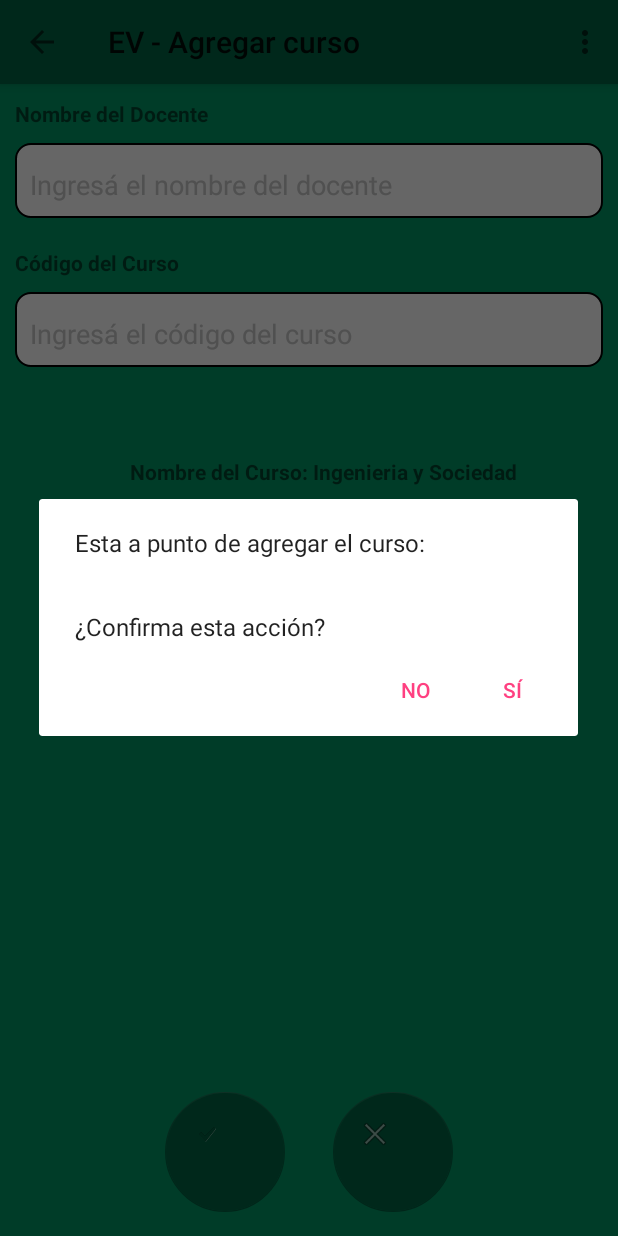
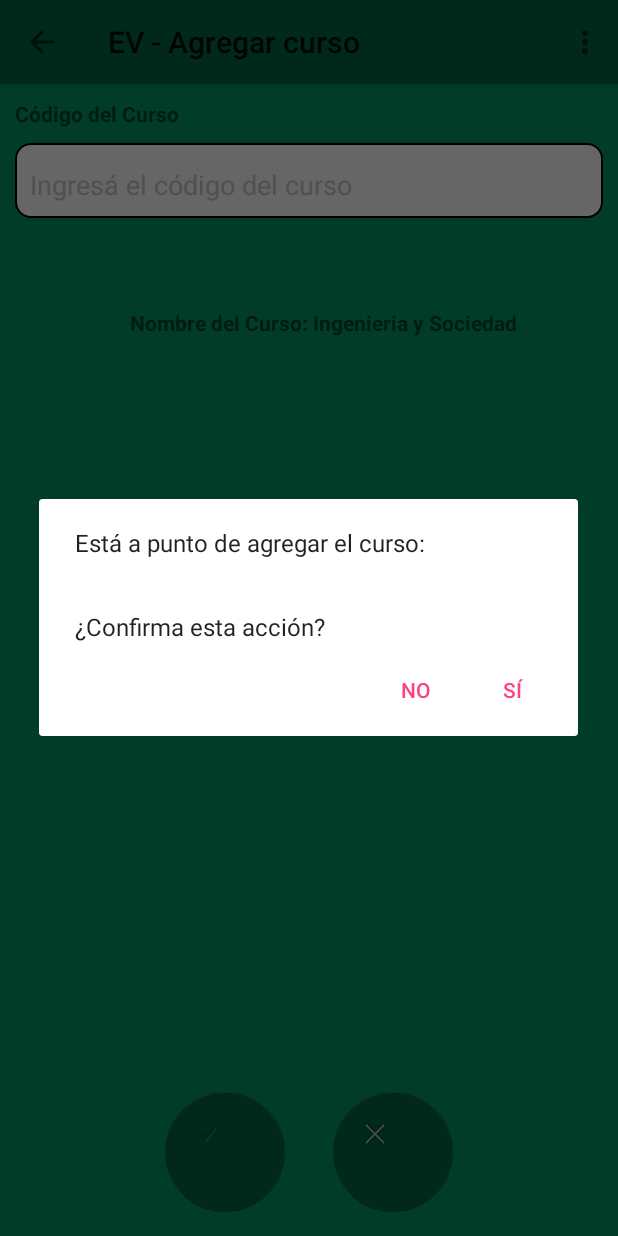
Before and after one commit to UTN-FRBA-Mobile/EscuelaVirtual, an Android app: the CursoAddActivity screen opened directly, with no data from a screen before it, after a tap on an icon or button, on a phone screen of 412 x 824 dp. Run offline under Robolectric (Android 15) with nearby library versions, the phone set to English and light mode, and no system bars; our stand-ins replace Firebase (no records; nobody signed in at launch, a user with empty details on screens opened directly); 1 other tap on this screen came first.

Commit message:
saco el input del nombre de docente al agregar un curso como alumno

```diff
--- a/app/src/main/java/escuelavirtual/escuelavirtual/alumno/CursoAddActivity.java
+++ b/app/src/main/java/escuelavirtual/escuelavirtual/alumno/CursoAddActivity.java
@@ -32,7 +32,6 @@ public class CursoAddActivity extends AppCompatActivity {
         super.onCreate(savedInstanceState);
         setContentView(R.layout.activity_curso_add_a);
 
-        etDocenteName = (EditText) findViewById(R.id.et_docente_name_id);
         etCursoCode = (EditText) findViewById(R.id.et_curso_code_id);
         tvCursoDetail = (TextView) findViewById(R.id.tv_curso_detail_id);
         fabFindCurso = (FloatingActionButton) findViewById(R.id.fabFindCurso_id);
@@ -103,8 +102,8 @@ public class CursoAddActivity extends AppCompatActivity {
     public void confirm_AddCurso(View view) {
         AlertDialog.Builder alertDialogBuilder = new AlertDialog.Builder(this);
         alertDialogBuilder.setMessage(String.format(
-                "Esta a punto de agregar el curso:%n%s%n%n¿Confirma esta acción?",
-                etDocenteName.getText()));
+                "Está a punto de agregar el curso:%n%s%n%n¿Confirma esta acción?",
+                etCursoCode.getText()));
         alertDialogBuilder.setPositiveButton("Sí",
                   new DialogInterface.OnClickListener() {
                     @Override
--- a/app/src/main/res/layout/activity_curso_add_a.xml
+++ b/app/src/main/res/layout/activity_curso_add_a.xml
@@ -17,38 +17,6 @@
         android:orientation="vertical">
 
         <include layout="@layout/toolbar_global" />
-
-        <TextView
-            android:id="@+id/tv_docente_name_id"
-            android:layout_width="match_parent"
-            android:layout_height="wrap_content"
-            android:layout_marginStart="10dp"
-            android:layout_marginTop="10dp"
-            android:singleLine="false"
-            android:text="Nombre del Docente"
-            android:textSize="14sp"
-            android:textStyle="bold" />
-
-        <EditText
-            android:id="@+id/et_docente_name_id"
-            android:layout_width="match_parent"
-            android:layout_height="wrap_content"
-            android:layout_margin="10dp"
-            android:layout_marginBottom="10dp"
-            android:layout_marginTop="10dp"
-            android:layout_weight="0"
-            android:background="@drawable/rounded_text_comment_box"
-            android:gravity="top|start"
-            android:hint="Ingresá el nombre del docente"
-            android:maxLength="48"
-            android:maxLines="1"
-            android:paddingBottom="10dp"
-            android:paddingEnd="10dp"
-            android:paddingStart="10dp"
-            android:paddingTop="15dp"
-            android:singleLine="true"
-            android:textColorHint="@color/colorGreyCommentSection"
-            android:textSize="18dp" />
 
         <TextView
             android:id="@+id/tv_curso_code_id"
```
Also changed, not shown: app/src/main/java/escuelavirtual/escuelavirtual/alumno/CursoActivity.java (+10 -11 lines), app/src/main/java/escuelavirtual/escuelavirtual/alumno/EjercicioActivity.java (+16 -0 lines).
